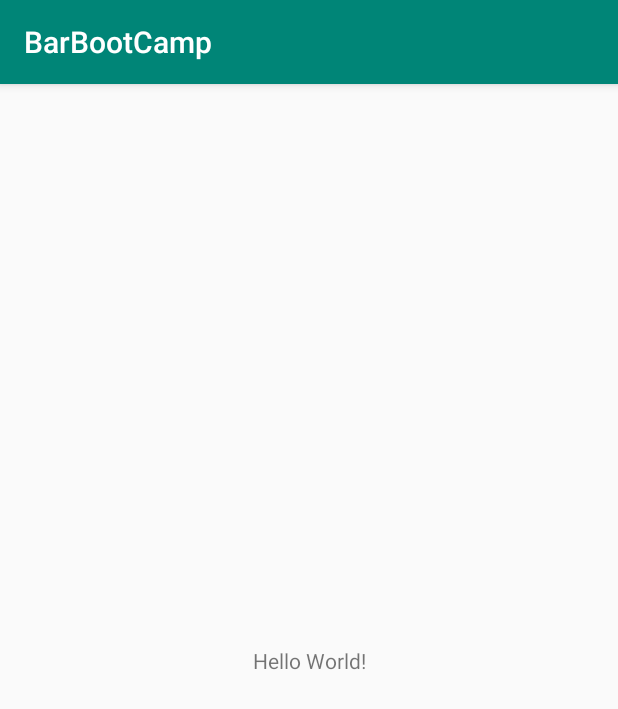
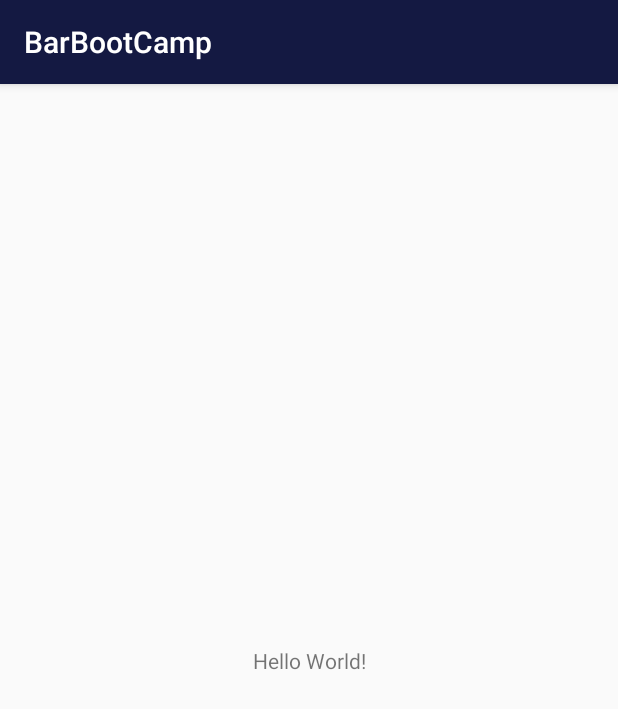
Before and after one commit to lunaCao123/GroupApp, an Android app: the screen it shows after launch (MainActivity), on a phone screen of 412 x 824 dp. Shown: the top 709 px of the screen. Run offline under Robolectric (Android 15) with nearby library versions, the phone set to English and light mode, and no system bars.

Commit message:
Update colors.xml

```diff
--- a/BarBootCamp1/app/src/main/res/values/colors.xml
+++ b/BarBootCamp1/app/src/main/res/values/colors.xml
@@ -1,6 +1,7 @@
 <?xml version="1.0" encoding="utf-8"?>
 <resources>
-    <color name="colorPrimary">#008577</color>
-    <color name="colorPrimaryDark">#00574B</color>
-    <color name="colorAccent">#D81B60</color>
+    <color name="colorPrimary">#141942</color>
+    <color name="colorPrimaryDark">#233C7A</color>
+    <color name="colorAccent">#C4B375</color>
+    <color name="goldYellow">#C4B375</color>
 </resources>
```
